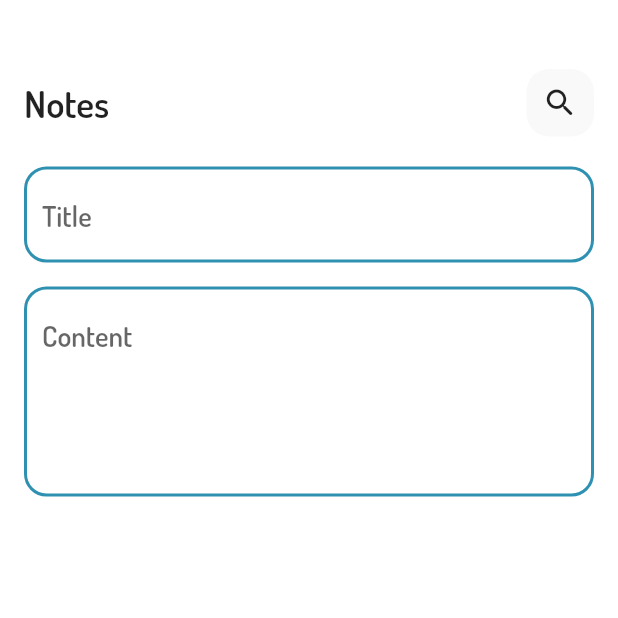
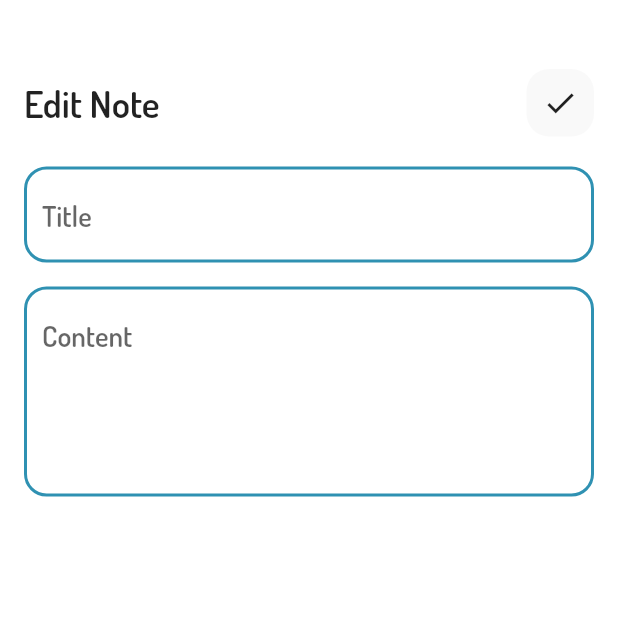
Before and after one commit to Marriiamm/notes_app, a Flutter app: the screen it shows after launch, after a tap on "Flutter Tips", on a phone screen of 412 x 824 dp, the top half of it. Run offline on Flutter 3.47's test engine with Material 2 defaults, Android fonts, the phone set to English and light mode, and no system bars.

Commit message:
create note model

```diff
--- /dev/null
+++ b/lib/models/note_model.dart
@@ -0,0 +1,9 @@
+class NoteModel {
+
+  final String title;
+  final String content;
+  final String date;
+  final int color;
+
+  NoteModel({required this.date,required this.title, required this.content, required this.color});
+}
--- a/lib/views/edit_note.dart
+++ b/lib/views/edit_note.dart
@@ -1,7 +1,5 @@
 import 'package:flutter/material.dart';
-import 'package:notes_app/widgets/custom_app_bar.dart';
 import 'package:notes_app/widgets/edit_note_body.dart';
-import 'package:notes_app/widgets/text_field.dart';
 
 class EditPage extends StatelessWidget {
   const EditPage({super.key});
--- a/lib/widgets/custom_app_bar.dart
+++ b/lib/widgets/custom_app_bar.dart
@@ -1,15 +1,16 @@
 import 'package:flutter/material.dart';
 
 class CustomAppBar extends StatelessWidget {
-  const CustomAppBar({super.key});
-
+  const CustomAppBar({super.key, required this.barTitle, required this.icon});
+  final String barTitle;
+  final IconData icon;
   @override
   Widget build(BuildContext context) {
     return  Row(
       mainAxisAlignment: MainAxisAlignment.spaceBetween,
       children: [
-        const Text("Notes",
-        style: TextStyle(
+        Text(barTitle,
+        style: const TextStyle(
           fontSize: 25,
         ),),
         Container(
@@ -19,7 +20,7 @@ class CustomAppBar extends StatelessWidget {
             borderRadius: BorderRadius.circular(15),
             color: Colors.grey.withOpacity(0.06)
           ),
-          child: const Icon(Icons.search_rounded)),
+          child:  Icon(icon)),
       ],
     );
   }
--- a/lib/widgets/edit_note_body.dart
+++ b/lib/widgets/edit_note_body.dart
@@ -7,12 +7,15 @@ class EditNoteBody extends StatelessWidget {
 
   @override
   Widget build(BuildContext context) {
-    return Padding(
-      padding: const EdgeInsets.all(16.0),
-      child: const Column(
+    return const Padding(
+      padding: EdgeInsets.all(16.0),
+      child: Column(
         children: [
           SizedBox(height: 30,),
-          CustomAppBar(),
+          CustomAppBar(
+            barTitle: "Edit Note",
+            icon: Icons.check,
+          ),
           SizedBox(height: 20,),
           CustomField(
                 hint: "Title",
--- a/lib/widgets/notes_view_body.dart
+++ b/lib/widgets/notes_view_body.dart
@@ -12,7 +12,10 @@ class NotesViewBody extends StatelessWidget {
       child: Column(
         children: [
           SizedBox(height: 30,),
-          CustomAppBar(),
+          CustomAppBar(
+            barTitle: "Notes",
+            icon: Icons.search,
+          ),
           SizedBox(height: 20,),
           Expanded(child: NotesListView()),
         ],
```
